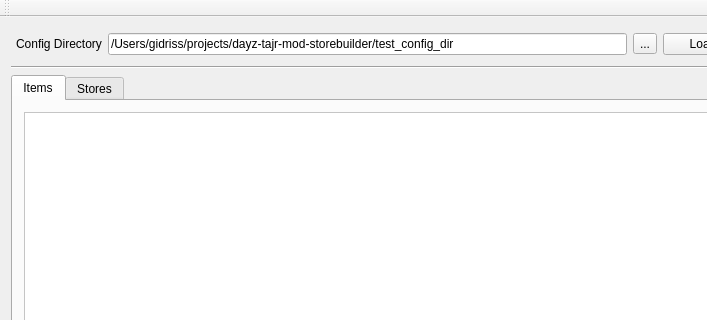
Old version of the form resources/MainWindow.ui in the repository ghassani/Tajir; both pictures show x 0 to 707 and y 0 to 320 of the 845 by 605 pixel window.
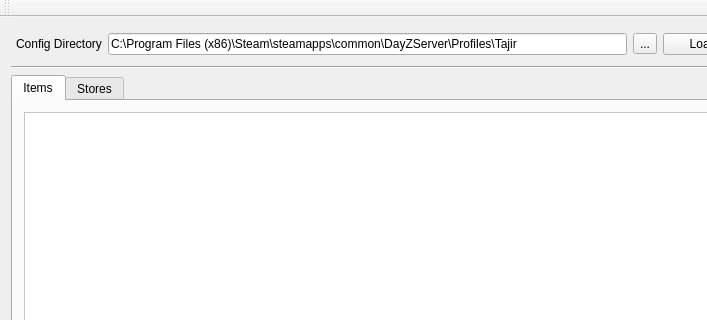
New version of the form. Custom widgets are drawn as their Qt base class.

Diff of the .ui file:
```diff
--- a/resources/MainWindow.ui
+++ b/resources/MainWindow.ui
@@ -42,7 +42,7 @@
       <item row="0" column="1">
        <widget class="QLineEdit" name="configDir">
         <property name="text">
-         <string>/Users/gidriss/projects/dayz-tajr-mod-storebuilder/test_config_dir</string>
+         <string>C:\Program Files (x86)\Steam\steamapps\common\DayZServer\Profiles\Tajir</string>
         </property>
        </widget>
       </item>
```
Left out of the diff: 2 changed lines with no effect on the pictures.
